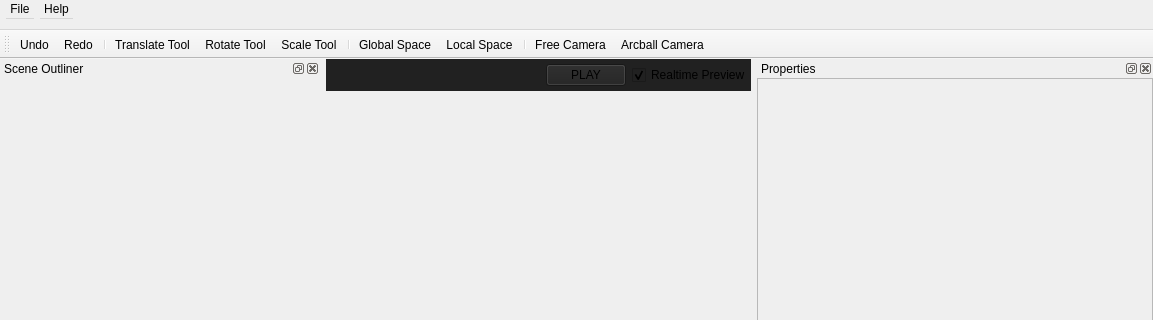
Above: src/mainwindow.ui from jahshaka/Studio before the change; both pictures show x 0 to 1153 and y 0 to 320 of the 1153 by 775 pixel window. Below: the same form after it.
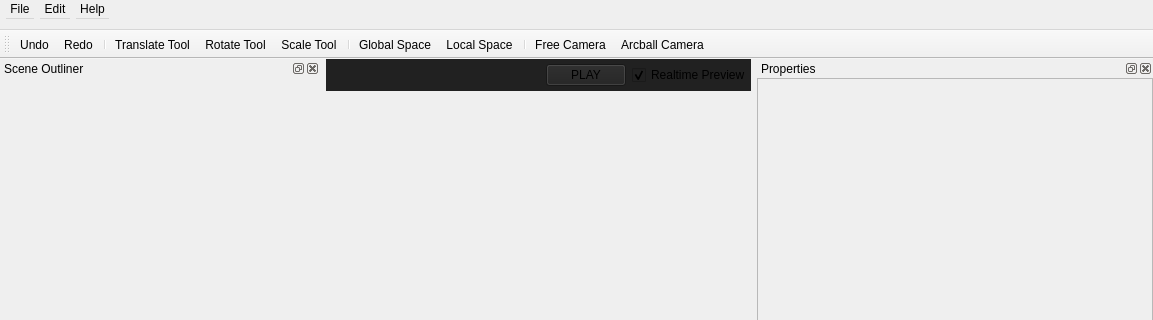
That is the form after the change. Icons and pictures are not drawn. Custom widgets are drawn as their Qt base class.

```diff
--- a/src/mainwindow.ui
+++ b/src/mainwindow.ui
@@ -515,8 +515,8 @@
     <rect>
      <x>0</x>
      <y>0</y>
-     <width>994</width>
-     <height>32</height>
+     <width>1153</width>
+     <height>30</height>
     </rect>
    </property>
    <property name="sizePolicy">
@@ -561,7 +561,15 @@
     <addaction name="actionOpenWebsite"/>
     <addaction name="actionBlog"/>
    </widget>
+   <widget class="QMenu" name="menuEdit">
+    <property name="title">
+     <string>Edit</string>
+    </property>
+    <addaction name="actionUndo_2"/>
+    <addaction name="actionRedo_2"/>
+   </widget>
    <addaction name="menuFile"/>
+   <addaction name="menuEdit"/>
    <addaction name="menuHelp"/>
   </widget>
   <widget class="QDockWidget" name="sceneHierarchyDock">
```
Left out of the diff: 12 changed lines with no effect on the pictures.
